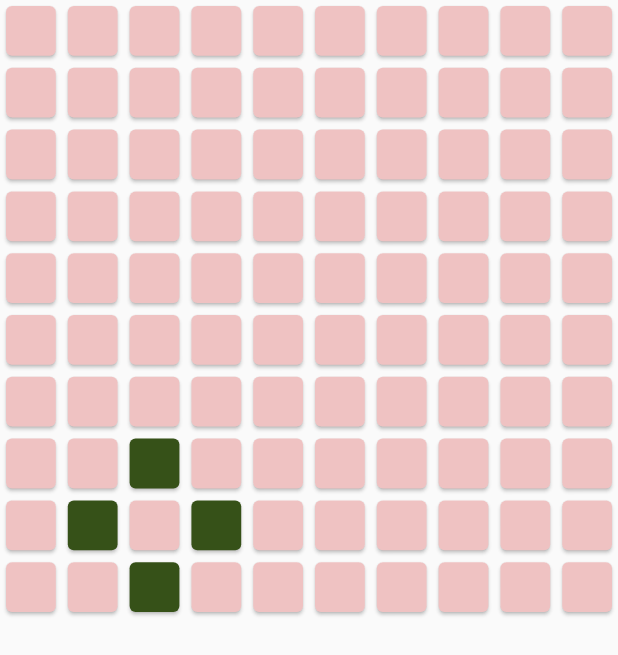
After one commit to micedreams/game_of_life, a Flutter app: the screen it shows after launch, on a phone screen of 412 x 824 dp. The commit adds this screen. Shown: the top 655 px of the screen. Run offline on Flutter 3.47's test engine with Material 2 defaults, Android fonts, the phone set to English and light mode, and no system bars; our stand-ins replace flutter_bloc.

Commit message:
Moving code around.

```diff
--- a/lib/game_of_life.dart
+++ b/lib/game_of_life.dart
@@ -4,6 +4,7 @@ import 'package:flutter_bloc/flutter_bloc.dart';
 import 'game_of_life_bloc.dart';
 import 'game_of_life_event.dart';
 import 'game_of_life_state.dart';
+import 'game_of_life_view.dart';
 
 class GameOfLife extends StatefulWidget {
   const GameOfLife({super.key});
@@ -24,34 +25,20 @@ class _GameOfLifeState extends State<GameOfLife> {
             final total = arr.length;
             final row = (total * 0.1).floor();
 
-            return FutureBuilder(
-              future: setValues(bloc),
-              builder: (context, snapshot) => Scaffold(
-                body: GridView.count(
-                  crossAxisCount: row,
-                  children: List.generate(
-                    total,
-                    (index) => InkWell(
-                      onTap: () => bloc.add(ClickEvent(index)),
-                      onLongPress: () => bloc.add(ResetEvent()),
-                      child: 'X' == arr[index]
-                          ? const Card(
-                              color: Color.fromARGB(255, 54, 81, 24),
-                              elevation: 2.0,
-                            )
-                          : const Card(
-                              color: Color.fromARGB(255, 239, 194, 194)),
-                    ),
-                  ),
-                ),
+            return GameOfLifeView(
+              set: Future.delayed(
+                const Duration(seconds: 1),
+                () => bloc.add(NewStateEvent()),
               ),
+              row: row,
+              total: total,
+              onTap: (index) => arr.contains('X')
+                  ? bloc.add(ClickEvent(index))
+                  : bloc.add(ResetEvent()),
+              reset: (index) => () => bloc.add(ResetEvent()),
+              condition: (int index) => 'X' == arr[index],
             );
           },
         ),
       );
-
-  Future<void> setValues(GameOfLifeBloc bloc) async => Future.delayed(
-        const Duration(seconds: 1),
-        () => bloc.add(NewStateEvent()),
-      );
 }
--- /dev/null
+++ b/lib/game_of_life_view.dart
@@ -0,0 +1,46 @@
+import 'package:flutter/material.dart';
+
+class GameOfLifeView extends StatelessWidget {
+  const GameOfLifeView({
+    super.key,
+    required this.row,
+    required this.total,
+    required this.condition,
+    required this.set,
+    required this.onTap,
+    required this.reset,
+  });
+
+  final int row;
+  final int total;
+  final bool Function(int index) condition;
+  final Future<void> set;
+  final void Function(int index) onTap;
+  final void Function(int index) reset;
+
+  @override
+  Widget build(BuildContext context) {
+    return FutureBuilder(
+      future: set,
+      builder: (context, snapshot) => Scaffold(
+        body: GridView.count(
+          crossAxisCount: row,
+          children: List.generate(
+            total,
+            (index) {
+              return InkWell(
+                onTap: () => onTap(index),
+                onLongPress: () => reset(index),
+                child: Card(
+                  color: condition(index)
+                      ? const Color.fromARGB(255, 54, 81, 24)
+                      : const Color.fromARGB(255, 239, 194, 194),
+                ),
+              );
+            },
+          ),
+        ),
+      ),
+    );
+  }
+}
```
